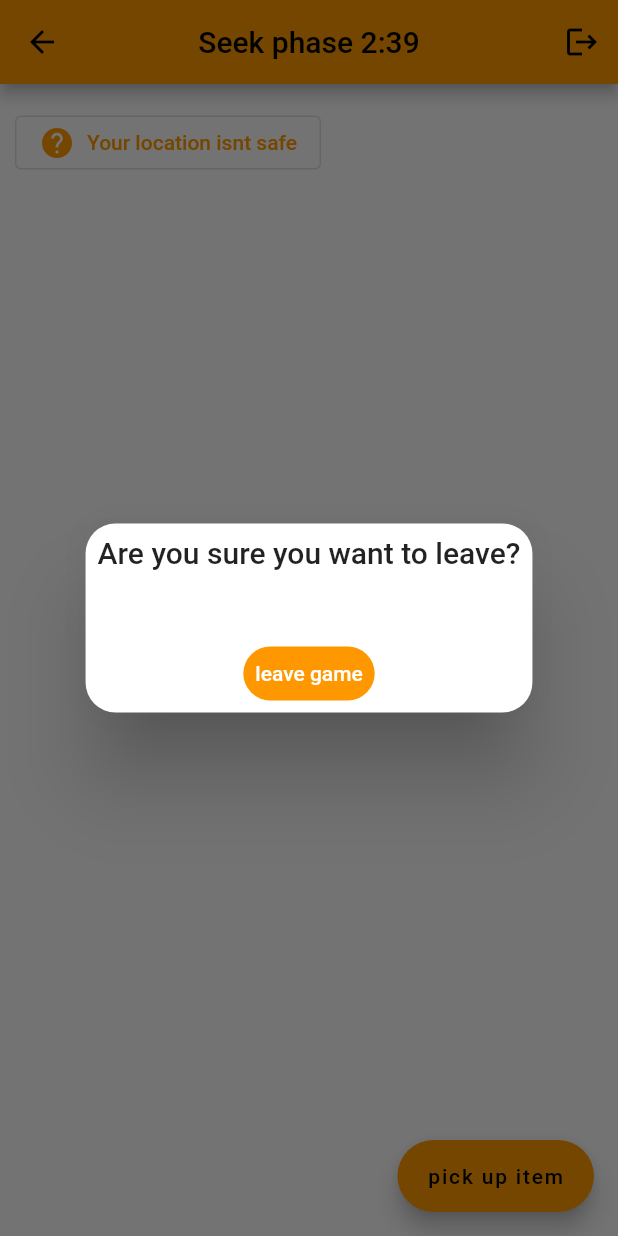
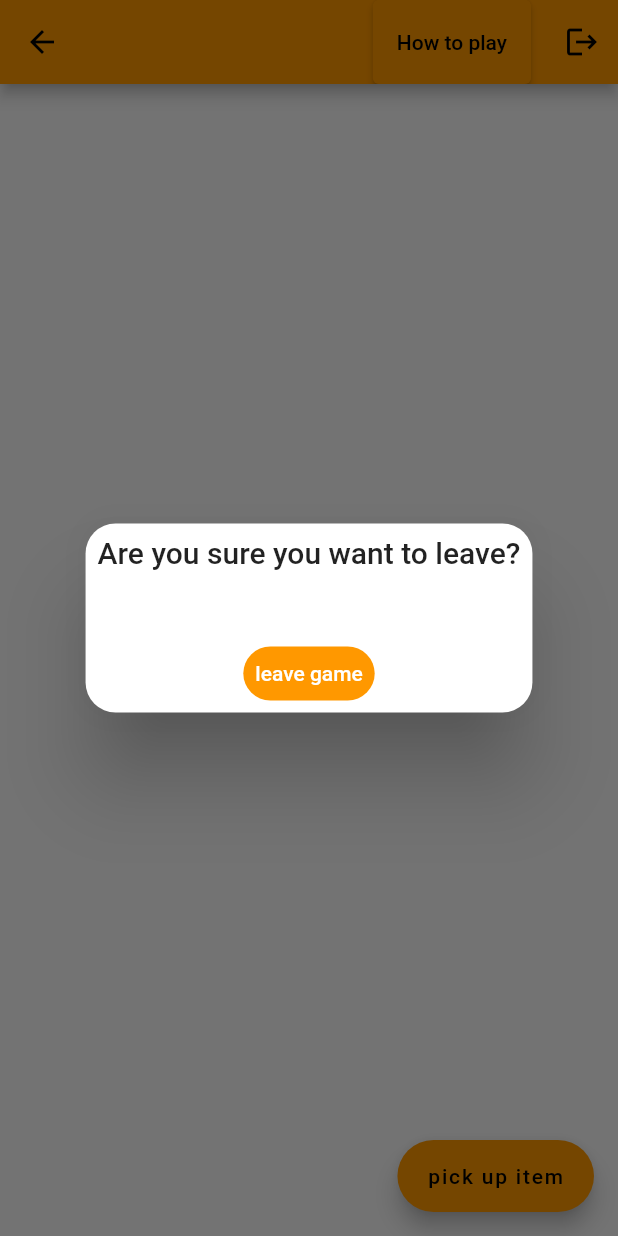
Before and after one commit to tamari-gray/herehere, a Flutter app: the PlayingGameScreen screen opened directly, after a tap on the "logout" icon, on a phone screen of 412 x 824 dp. Run offline on Flutter 3.47's test engine with Material 2 defaults, Android fonts, the phone set to English and light mode, and no system bars; our stand-ins replace cloud_firestore, firebase_core, flutter_riverpod, get, marquee; missing offline and left inert: cloud_firestore_web, enum_to_string, firebase_core_web; accounts and stored records are empty.

Commit message:
P1. As a player i want to see the rules

```diff
--- a/lib/screens/game_screens/playing_game_screen.dart
+++ b/lib/screens/game_screens/playing_game_screen.dart
@@ -17,8 +17,33 @@ class PlayingGameScreen extends StatelessWidget {
       return Scaffold(
         appBar: AppBar(
           centerTitle: true,
-          title: Text('Seek phase 2:39'),
+          title: Text(''),
           actions: [
+            ElevatedButton(
+              onPressed: () {
+                Get.defaultDialog(
+                    titleStyle: TextStyle(fontSize: 28),
+                    titlePadding: EdgeInsets.fromLTRB(0, 20, 0, 0),
+                    title: 'How to play Niira2',
+                    textConfirm: 'Bring it on frank',
+                    contentPadding: EdgeInsets.all(15),
+                    content: Text(
+                      '''Its hide and seek! Only the tagger(s) have your location... Find safety items around the map that will keep your location safe for 90 seconds! If you keep finding safety items, its possible to keep your location safe the whole game . Hide from the tagger(s) and be the last one found to win! ''',
+                      textAlign: TextAlign.left,
+                      style: TextStyle(
+                        fontSize: 18,
+                      ),
+                    ),
+                    onConfirm: () async {
+                      Get.back();
+                    });
+              },
+              child: Text('How to play'),
+            ),
+            Padding(
+              padding: const EdgeInsets.fromLTRB(5, 0, 5, 0),
+              child: Container(),
+            ),
             IconButton(
               onPressed: () async {
                 if (_userController.user.value.isAdmin) {
@@ -53,33 +78,33 @@ class PlayingGameScreen extends StatelessWidget {
         body: Container(
           child: Column(
             children: [
-              Padding(
-                padding: const EdgeInsets.fromLTRB(10, 15, 0, 0),
-                child: OutlinedButton.icon(
-                  style: ButtonStyle(),
-                  onPressed: () {
-                    if (_gamePhase == playingPhase.counting) {
-                      // if (_userController.user.value.isTagger) {
+              // Padding(
+              //   padding: const EdgeInsets.fromLTRB(15, 15, 0, 0),
+              //   child: OutlinedButton.icon(
+              //     style: ButtonStyle(),
+              //     onPressed: () {
+              //       if (_gamePhase == playingPhase.counting) {
+              //         // if (_userController.user.value.isTagger) {
 
-                      // }
-                    } else if (_gamePhase == playingPhase.seek) {
-                      Get.defaultDialog(
-                        title: 'Seek phase:',
-                        middleText:
-                            'Find an item before the time runs out or the tagger will have your location during the next hide phase!',
-                      );
-                    } else if (_gamePhase == playingPhase.hide) {
-                      Get.defaultDialog(
-                        title: 'Hide phase:',
-                        middleText:
-                            'Your location is "safe" for now. Find another immunity item next seek phase to keep it safe again!',
-                      );
-                    }
-                  },
-                  icon: Icon(Icons.help),
-                  label: Text('Your location isnt safe'),
-                ),
-              ),
+              //         // }
+              //       } else if (_gamePhase == playingPhase.seek) {
+              //         Get.defaultDialog(
+              //           title: 'Seek phase:',
+              //           middleText:
+              //               'Find an item before the time runs out or the tagger will have your location during the next hide phase!',
+              //         );
+              //       } else if (_gamePhase == playingPhase.hide) {
+              //         Get.defaultDialog(
+              //           title: 'Hide phase:',
+              //           middleText:
+              //               'If you didnt find an item, the tagger has your location until the end of the hide phase!',
+              //         );
+              //       }
+              //     },
+              //     icon: Icon(Icons.help),
+              //     label: Text('Your location isnt safe'),
+              //   ),
+              // ),
             ],
           ),
         ),
--- a/lib/services/database.dart
+++ b/lib/services/database.dart
@@ -81,7 +81,8 @@ class Database extends GetxService {
     try {
       return _firestore.collection("beta").doc("game").update({
         'niira_stage': EnumToString.convertToString(niiraStage.playing),
-        'playing_phase': EnumToString.convertToString(playingPhase.counting)
+        'playing_phase': EnumToString.convertToString(playingPhase.counting),
+        'start_time': DateTime.now()
       });
     } catch (e) {
       print(e);
--- a/pubspec.yaml
+++ b/pubspec.yaml
@@ -34,6 +34,8 @@ dependencies:
   cloud_firestore: ^2.5.1
   enum_to_string: ^2.0.1
   marquee: ^2.2.0
+  socket_io_client: ^1.0.1
+  socket_io: ^1.0.1
 
 dev_dependencies:
   flutter_test:
```
Also changed, not shown: pubspec.lock, 15 other files.
